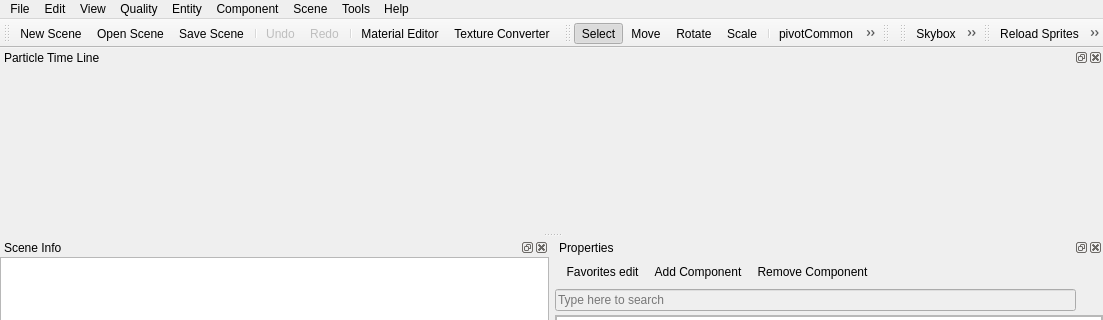
This is Tools/ResourceEditor/DataQt/mainwindow.ui in xaoctech/dava.engine as Qt 5 draws it before an edit; both pictures show x 0 to 1103 and y 0 to 320 of the 1103 by 796 pixel window. The edited form follows.
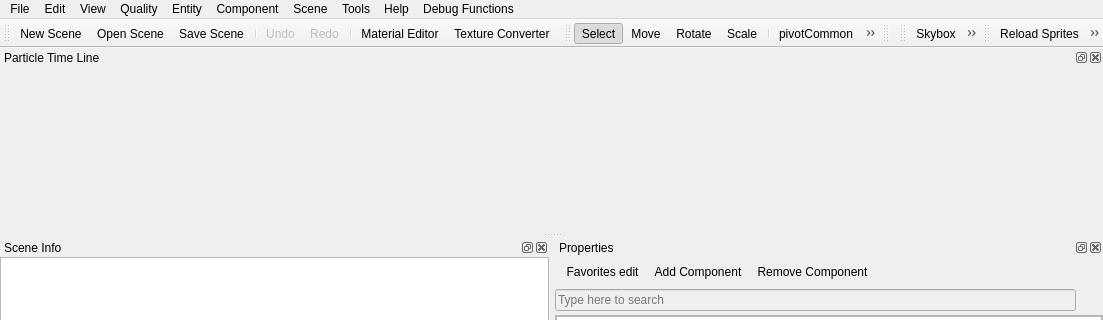
This is the edited form. Icons and pictures are not drawn. Custom widgets are drawn as their Qt base class.

Diff of the .ui file:
```diff
--- a/Tools/ResourceEditor/DataQt/mainwindow.ui
+++ b/Tools/ResourceEditor/DataQt/mainwindow.ui
@@ -199,7 +199,7 @@
      <x>0</x>
      <y>0</y>
      <width>1103</width>
-     <height>21</height>
+     <height>22</height>
     </rect>
    </property>
    <widget class="QMenu" name="menuFile">
@@ -412,6 +412,12 @@
     <addaction name="separator"/>
     <addaction name="actionCustomQuality"/>
    </widget>
+   <widget class="QMenu" name="menuDebug_Functions">
+    <property name="title">
+     <string>Debug Functions</string>
+    </property>
+    <addaction name="actionGridCopy"/>
+   </widget>
    <addaction name="menuFile"/>
    <addaction name="menuEdit"/>
    <addaction name="menuView"/>
@@ -421,6 +427,7 @@
    <addaction name="menuScene"/>
    <addaction name="menuTools"/>
    <addaction name="menuHelp"/>
+   <addaction name="menuDebug_Functions"/>
   </widget>
   <widget class="QDockWidget" name="dockParticleEditor">
    <property name="sizePolicy">
```
Left out of the diff: 5 changed lines with no effect on the pictures.
